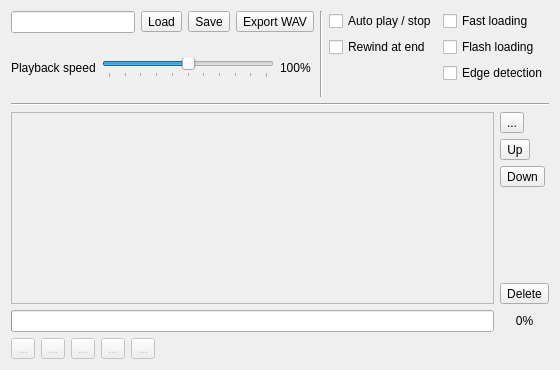
Qt form ui/tapewin.ui (Volutar/xpeccy-plus) before a commit.
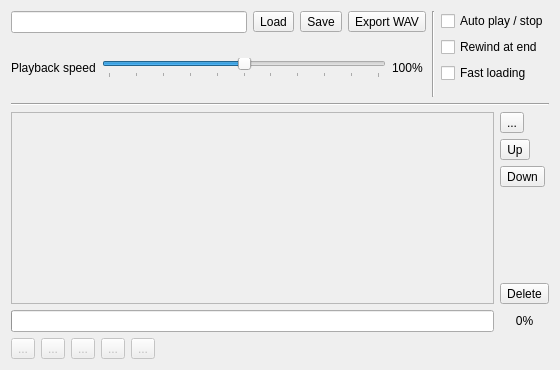
The same form after that commit. Icons and pictures are not drawn. Custom widgets are drawn as their Qt base class.

Commit message:
tape: one fast loading switch; auto stop after a game's own loader; Technician Ted loads
Flash loading and edge detection move to Options as refinements of fast loading.

The edit to the form file:
```diff
--- a/ui/tapewin.ui
+++ b/ui/tapewin.ui
@@ -192,23 +192,6 @@
           </widget>
          </item>
          <item>
-          <spacer name="layOptsTapeEnd">
-           <property name="orientation">
-            <enum>Qt::Vertical</enum>
-           </property>
-           <property name="sizeHint" stdset="0">
-            <size>
-             <width>0</width>
-             <height>0</height>
-            </size>
-           </property>
-          </spacer>
-         </item>
-        </layout>
-       </item>
-       <item>
-        <layout class="QVBoxLayout" name="layOptsLoad">
-         <item>
           <widget class="QCheckBox" name="cbFast">
            <property name="toolTip">
             <string>Run at full speed, sound off and picture held, while a loader reads the tape</string>
@@ -219,28 +202,7 @@
           </widget>
          </item>
          <item>
-          <widget class="QCheckBox" name="cbFlash">
-           <property name="toolTip">
-            <string>Hand ROM blocks straight to the machine
-instead of playing them</string>
-           </property>
-           <property name="text">
-            <string>Flash loading</string>
-           </property>
-          </widget>
-         </item>
-         <item>
-          <widget class="QCheckBox" name="cbEdge">
-           <property name="toolTip">
-            <string>Under fast loading, a loader waiting for the next pulse gets it at once. Not exact</string>
-           </property>
-           <property name="text">
-            <string>Edge detection</string>
-           </property>
-          </widget>
-         </item>
-         <item>
-          <spacer name="layOptsLoadEnd">
+          <spacer name="layOptsTapeEnd">
            <property name="orientation">
             <enum>Qt::Vertical</enum>
            </property>
```
The commit also changes 13 other files.
